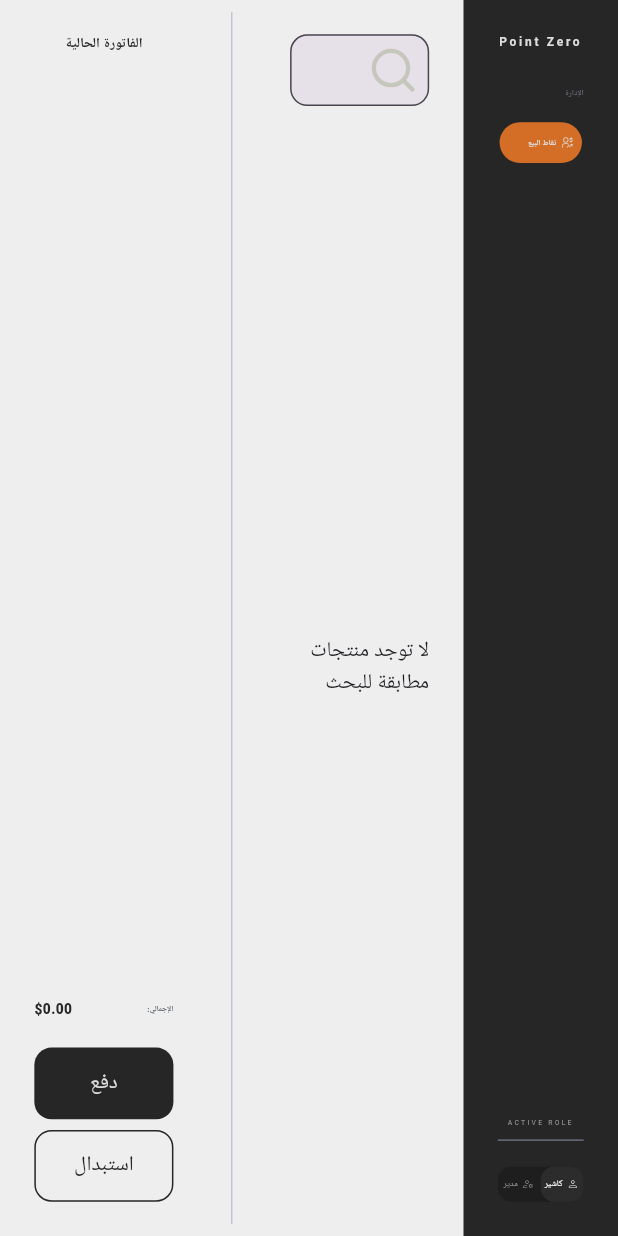
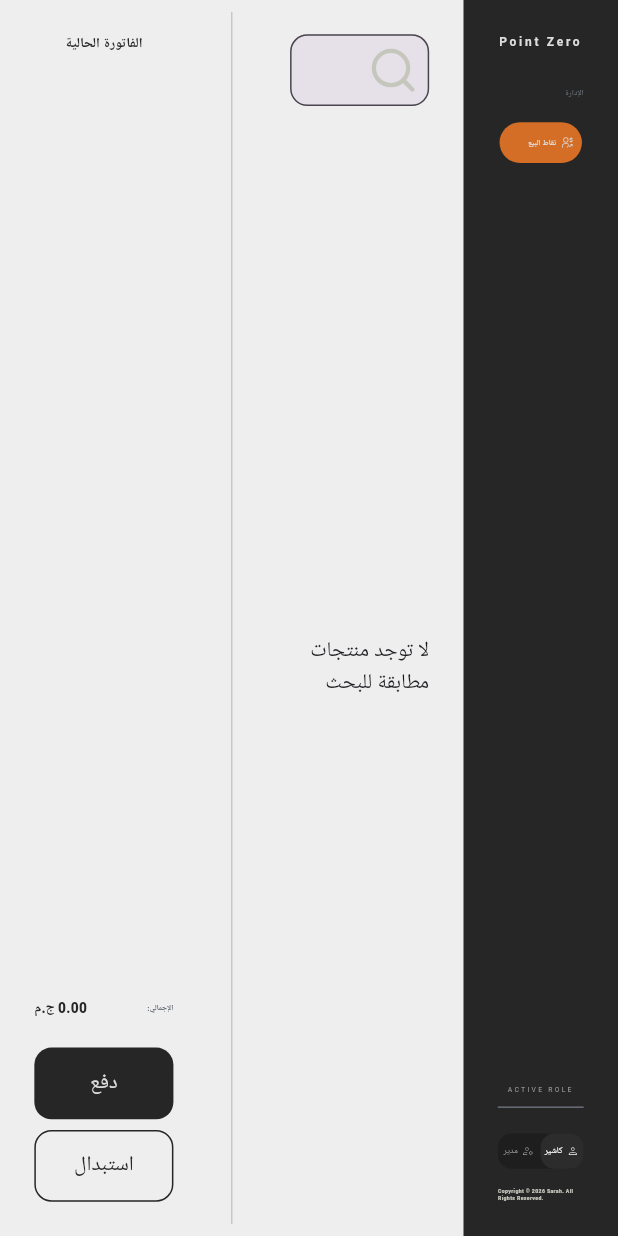
Before and after one commit to Sara33337/point_zero, a Flutter app: the screen it shows after launch, on a phone screen of 412 x 824 dp. Run offline on Flutter 3.47's test engine with Material 3 defaults, Android fonts, the phone set to English and light mode, and no system bars; our stand-ins replace bloc, dartz, equatable, flutter_bloc, flutter_screenutil, flutter_svg and 6 more; accounts and stored records are empty; Roboto replaces fonts that are missing (Cairo).

Commit message:
Some Updates

```diff
--- a/lib/core/theme/app_styles.dart
+++ b/lib/core/theme/app_styles.dart
@@ -43,6 +43,12 @@ class AppStyles {
     fontSize: 4.sp,
   );
 
+  static TextStyle copyRights = TextStyle(
+    fontWeight: FontWeight.w800,
+    color: AppColors.lightGreyColor,
+    fontSize: 3.sp,
+  );
+
   static BoxShadow cardShadow = BoxShadow(
     color: Colors.black.withOpacity(0.05),
     blurRadius: 10,
@@ -50,4 +56,5 @@ class AppStyles {
   );
 
   static BorderRadius mainBorderRadius = BorderRadius.circular(20.r);
+
 }
--- a/lib/core/utils/show_month_year_picker.dart
+++ b/lib/core/utils/show_month_year_picker.dart
@@ -49,7 +49,7 @@ void showMonthYearPicker(BuildContext context, FinanceState state) {
             actions: [
               SecondaryButton(
                 buttonText: "إالغاء",
-                onTap: () => Navigator.pop(context),
+                onTap: () => Navigator.pop(dialogContext),
               ),
               SizedBox(height: 8.h,),
               PrimaryButton(
@@ -58,7 +58,7 @@ void showMonthYearPicker(BuildContext context, FinanceState state) {
                     selectedMonth,
                     selectedYear,
                   );
-                  Navigator.pop(context);
+                  Navigator.pop(dialogContext);
                 },
                 buttonText: "عرض البيانات",
               ),
--- a/lib/core/widgets/active_role.dart
+++ b/lib/core/widgets/active_role.dart
@@ -41,6 +41,7 @@ class ActiveRoleButton extends StatelessWidget {
                 icon,
                 width: 8.w,
                 height: 8.w,
+
                  color: isActive ? Colors.white : Colors.grey,),
 
               SizedBox(width: 2.w),
--- a/lib/core/widgets/side_bar.dart
+++ b/lib/core/widgets/side_bar.dart
@@ -118,6 +118,15 @@ class SideBar extends StatelessWidget {
                     ],
                   ),
                 ),
+                SizedBox(height: 10.h,),
+                Center(
+                  child: Text(
+                    textDirection: TextDirection.ltr,
+
+                    "Copyright © 2026 Sarah. All Rights Reserved.",
+                    style: AppStyles.copyRights,
+                  ),
+                ),
               ],
             ),
           ),
--- a/lib/features/finance/presentation/screens/finance_screen.dart
+++ b/lib/features/finance/presentation/screens/finance_screen.dart
@@ -44,7 +44,7 @@ class FinanceScreen extends StatelessWidget {
                         ),
                         SizedBox(height: 24.h),
 
-                        // كروت الإحصائيات (بتقرأ مباشرة من الـ state)
+
                         Row(
                           children: [
                             Expanded(
--- a/lib/features/inventory/data/models/product_model.dart
+++ b/lib/features/inventory/data/models/product_model.dart
@@ -29,7 +29,7 @@ class ProductModel extends ProductEntity {
   // Convert dart model to map which SQLite can deal with while inserting or updating.
   Map<String, dynamic> toMap() {
     return {
-      if (id != null) 'id': id,
+      if (id != null && id != 0) 'id': id,
       'code': code,
       'name': name,
       'category': category,
--- a/lib/features/inventory/presentation/widgets/product.dart
+++ b/lib/features/inventory/presentation/widgets/product.dart
@@ -27,7 +27,7 @@ class ProductDetails extends StatelessWidget {
         children: [
           Expanded(flex: 2, child: Text(product.name)),
           Expanded(child: Text(product.code)),
-          Expanded(child: Text(product.category)),
+          Expanded(child: Text(product.season)),
           Expanded(child: Text("${product.wholesalePrice}")),
           Expanded(child: Text("${product.sellingPrice}")),
           Expanded(child: Text("${product.stockQuantity}")),
--- a/lib/features/inventory/presentation/widgets/tabel_header.dart
+++ b/lib/features/inventory/presentation/widgets/tabel_header.dart
@@ -15,7 +15,7 @@ class TabelHeader extends StatelessWidget {
         children: [
           Expanded(flex : 2 ,child: Text("اسم المنتج")),
           Expanded(child: Text("الكود")),
-          Expanded(child: Text("الفئة")),
+          Expanded(child: Text("الموسم")),
           Expanded(child: Text("سعر الجملة")),
           Expanded(child: Text("سعر البيع")),
           Expanded(child: Text("الكمية")),
--- a/lib/features/pos/presentation/widgets/badge.dart
+++ b/lib/features/pos/presentation/widgets/badge.dart
@@ -20,7 +20,7 @@ class CustomBadge extends StatelessWidget {
         padding: const EdgeInsets.symmetric(horizontal: 15, vertical: 4),
         child: Center(
           child: Text(
-            product.category,
+            product.code,
             style: AppStyles.smallTitle.copyWith(fontSize: 4.sp, color: AppColors.greyColor, fontWeight: FontWeight.w600),
           ),
         ),
--- a/lib/features/pos/presentation/widgets/bill_body.dart
+++ b/lib/features/pos/presentation/widgets/bill_body.dart
@@ -73,7 +73,7 @@ class BillBody extends StatelessWidget {
                   children: [
                     Text("الإجمالي:", style: AppStyles.smallTitle),
                     Text(
-                      "\$${state.totalAmount.toStringAsFixed(2)}",
+                      "${state.totalAmount.toStringAsFixed(2)} ج.م",
                       style: AppStyles.largeTitle,
                     ),
                   ],
--- a/lib/features/pos/presentation/widgets/product_on_cart.dart
+++ b/lib/features/pos/presentation/widgets/product_on_cart.dart
@@ -46,7 +46,7 @@ class ProductOnCart extends StatelessWidget {
                   cartItem.product.name,
                   style: TextStyle(
                     fontWeight: FontWeight.bold,
-                    fontSize: 10.sp,
+                    fontSize: 8.sp,
                     overflow: TextOverflow.ellipsis,
                   ),
                 ),
@@ -63,7 +63,7 @@ class ProductOnCart extends StatelessWidget {
 
           Text(
             cartItem.product.code,
-            style: TextStyle(color: Colors.grey, fontSize: 8.sp),
+            style: TextStyle(color: Colors.grey, fontSize: 6.sp),
           ),
           SizedBox(height: 12.h),
 
--- a/lib/features/pos/presentation/widgets/total_block.dart
+++ b/lib/features/pos/presentation/widgets/total_block.dart
@@ -17,7 +17,7 @@ class TotalBlock extends StatelessWidget {
         Text(label, style: TextStyle(fontSize: 6.sp, color: Colors.grey.shade600)),
         SizedBox(height: 4.h),
         Text(
-          "\$$amount",
+          "$amount ج.م",
           style: TextStyle(fontSize: 10.sp, fontWeight: FontWeight.bold, color: color),
         ),
       ],
```
Also changed, not shown: lib/core/theme/app_colors.dart (+11 -2 lines), lib/features/finance/presentation/widgets/sales_history_tabel.dart (+3 -4 lines), lib/features/inventory/presentation/screens/product_form_dialog.dart (+4 -5 lines), lib/features/inventory/presentation/widgets/inventory_header.dart (+6 -6 lines), lib/features/pos/presentation/widgets/product_for_chashier.dart (+7 -7 lines), lib/features/pos/presentation/widgets/unit_price_field.dart (+7 -5 lines), 2 other files.
